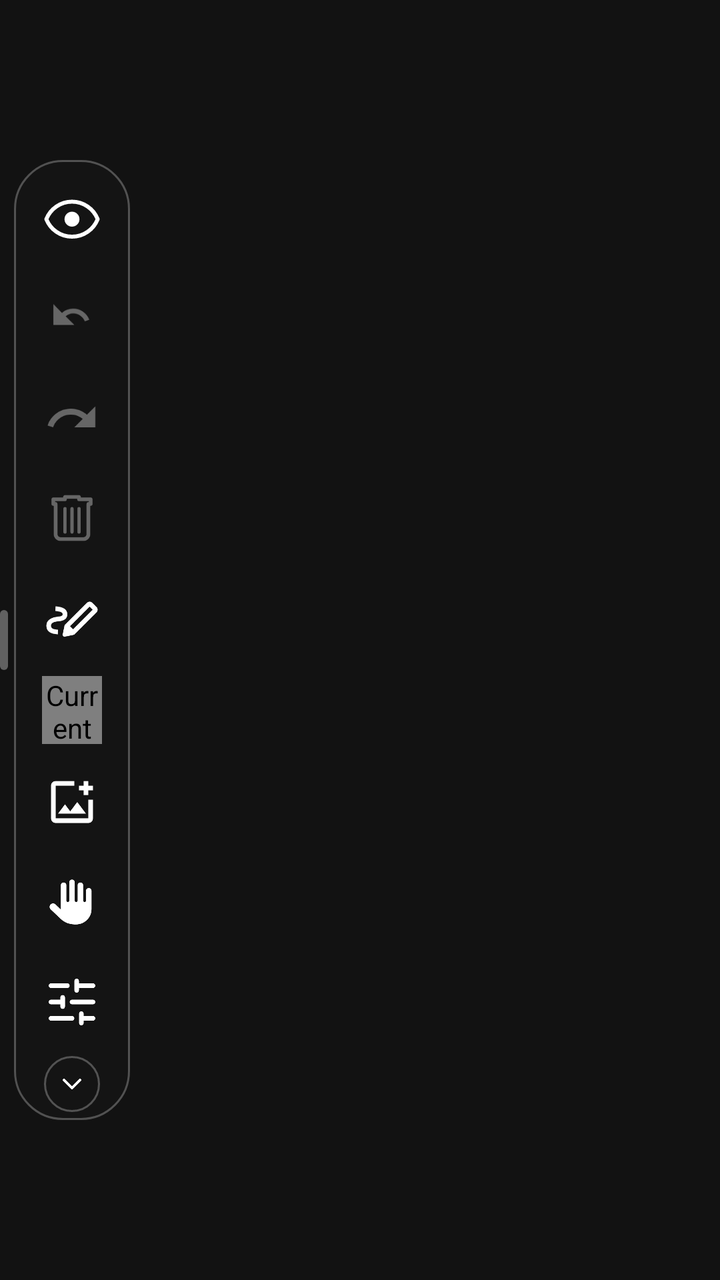
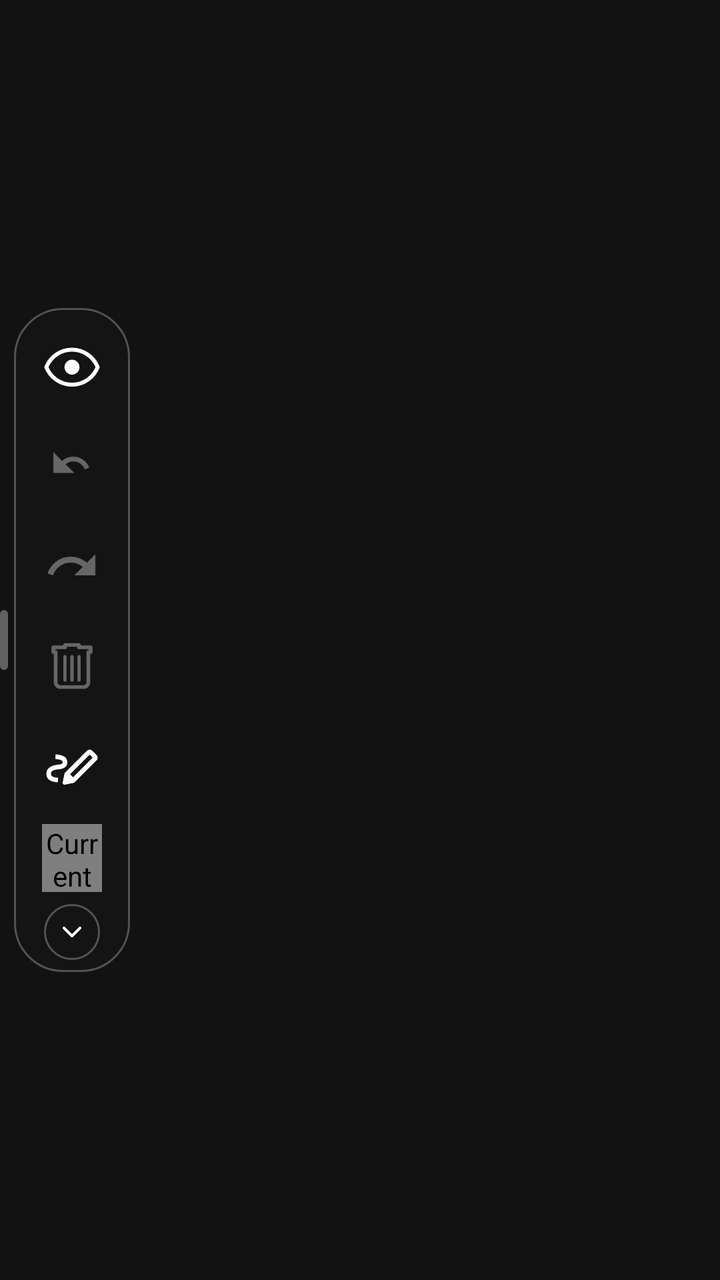

Compare the two renders of this Android layout. The source of the first and the diff that turns it into the second are given below.
<!-- AndroidManifest.xml: application theme Theme.DrawAnywhere -->
<!-- res/layout/overlay_toolbar_vertical.xml -->
<?xml version="1.0" encoding="utf-8"?>
<LinearLayout
    xmlns:android="http://schemas.android.com/apk/res/android"
    android:layout_width="wrap_content"
    android:layout_height="wrap_content"
    android:orientation="horizontal"
    android:gravity="center_vertical">

    <View
        android:layout_width="4dp"
        android:layout_height="30dp"
        android:background="@drawable/bg_grip_handle"
        android:layout_marginEnd="3dp" />

    <LinearLayout
        android:id="@+id/toolbar_content_col"
        android:layout_width="wrap_content"
        android:layout_height="wrap_content"
        android:orientation="vertical"
        android:gravity="center_horizontal"
        android:background="@drawable/bg_toolbar"
        android:paddingStart="4dp"
        android:paddingEnd="4dp"
        android:paddingTop="4dp"
        android:paddingBottom="4dp"
        android:elevation="8dp">

        
        <ImageView
            android:id="@+id/btn_hide"
            android:layout_width="50dp"
            android:layout_height="50dp"
            android:padding="11dp"
            android:src="@drawable/ic_eye"
            android:tint="@color/toolbar_icon_default"
            android:scaleType="fitCenter"
            android:background="@android:color/transparent"
            android:clickable="true"
            android:focusable="true"
            android:contentDescription="@string/cd_btn_hide" />

        <ImageView
            android:id="@+id/btn_undo"
            android:layout_width="50dp"
            android:layout_height="50dp"
            android:padding="11dp"
            android:src="@drawable/ic_undo"
            android:tint="@color/toolbar_icon_default"
            android:scaleType="fitCenter"
            android:background="@android:color/transparent"
            android:clickable="true"
            android:focusable="true"
            android:alpha="0.35"
            android:enabled="false"
            android:contentDescription="@string/cd_btn_undo" />

        
        <ImageView
            android:id="@+id/btn_redo"
            android:layout_width="50dp"
            android:layout_height="50dp"
            android:padding="11dp"
            android:src="@drawable/ic_redo"
            android:tint="@color/toolbar_icon_default"
            android:scaleType="fitCenter"
            android:background="@android:color/transparent"
            android:clickable="true"
            android:focusable="true"
            android:alpha="0.35"
            android:enabled="false"
            android:contentDescription="Redo" />

        <ImageView
            android:id="@+id/btn_clear"
            android:layout_width="50dp"
            android:layout_height="50dp"
            android:padding="11dp"
            android:src="@drawable/ic_trash"
            android:tint="@color/toolbar_icon_default"
            android:scaleType="fitCenter"
            android:background="@android:color/transparent"
            android:clickable="true"
            android:focusable="true"
            android:alpha="0.35"
            android:enabled="false"
            android:contentDescription="@string/cd_btn_clear" />

        <ImageView
            android:id="@+id/btn_tools"
            android:layout_width="50dp"
            android:layout_height="50dp"
            android:padding="11dp"
            android:src="@drawable/ic_pen"
            android:tint="@color/toolbar_icon_default"
            android:scaleType="fitCenter"
            android:background="@android:color/transparent"
            android:clickable="true"
            android:focusable="true"
            android:contentDescription="@string/cd_btn_tools" />

        <com.drawanywhere.app.ColorDropView
            android:id="@+id/view_color_dot"
            android:layout_width="30dp"
            android:layout_height="34dp"
            android:layout_marginTop="4dp"
            android:layout_marginBottom="4dp"
            android:clickable="true"
            android:focusable="true"
            android:contentDescription="@string/cd_color_dot" />

        <View
            android:id="@+id/toolbar_divider"
            android:layout_width="26dp"
            android:layout_height="1dp"
            android:background="@color/toolbar_divider"
            android:layout_marginTop="2dp"
            android:layout_marginBottom="2dp"
            android:visibility="gone" />

        <ScrollView
            android:id="@+id/toolbar_scroll_container"
            android:layout_width="wrap_content"
            android:layout_height="wrap_content"
            android:scrollbars="none"
            android:overScrollMode="never"
            android:requiresFadingEdge="vertical"
            android:fadingEdgeLength="@dimen/toolbar_fading_edge_length">

            <LinearLayout
                android:id="@+id/toolbar_scroll_inner"
                android:layout_width="wrap_content"
                android:layout_height="wrap_content"
                android:orientation="vertical"
                android:gravity="center_horizontal">

                <ImageView
                    android:id="@+id/btn_add_image"
                    android:layout_width="50dp"
                    android:layout_height="50dp"
                    android:padding="11dp"
                    android:src="@drawable/ic_image"
                    android:tint="@color/toolbar_icon_default"
                    android:scaleType="fitCenter"
                    android:background="@android:color/transparent"
                    android:clickable="true"
                    android:focusable="true"
                    android:contentDescription="@string/cd_btn_image" />

                <ImageView
                    android:id="@+id/btn_finger"
                    android:layout_width="50dp"
                    android:layout_height="50dp"
                    android:padding="11dp"
                    android:src="@drawable/ic_finger"
                    android:tint="@color/toolbar_icon_default"
                    android:scaleType="fitCenter"
                    android:background="@android:color/transparent"
                    android:clickable="true"
                    android:focusable="true"
                    android:contentDescription="@string/cd_btn_finger" />

                <ImageView
                    android:id="@+id/btn_settings"
                    android:layout_width="50dp"
                    android:layout_height="50dp"
                    android:padding="11dp"
                    android:src="@drawable/ic_settings"
                    android:tint="@color/toolbar_icon_default"
                    android:scaleType="fitCenter"
                    android:background="@android:color/transparent"
                    android:clickable="true"
                    android:focusable="true"
                    android:contentDescription="@string/cd_btn_settings" />

            </LinearLayout>
        </ScrollView>

        <FrameLayout
            android:id="@+id/btn_collapse_arrow_container"
            android:layout_width="28dp"
            android:layout_height="28dp"
            android:layout_marginTop="2dp"
            android:background="@drawable/bg_collapse_pill">
            <ImageView
                android:id="@+id/btn_collapse_arrow"
                android:layout_width="match_parent"
                android:layout_height="match_parent"
                android:padding="6dp"
                android:src="@drawable/ic_chevron_down"
                android:tint="@color/toolbar_icon_default"
                android:scaleType="fitCenter"
                android:clickable="true"
                android:focusable="true"
                android:contentDescription="@string/cd_btn_collapse" />
        </FrameLayout>

    </LinearLayout>

</LinearLayout>
<!-- resources referenced by this layout -->
<resources>
  <color name="toolbar_divider">#44FFFFFF</color>
  <color name="toolbar_icon_default">#FFFFFFFF</color>
  <dimen name="toolbar_fading_edge_length">18dp</dimen>
  <!-- drawable bg_collapse_pill (drawable) -->
  <?xml version="1.0" encoding="utf-8"?>
  <shape xmlns:android="http://schemas.android.com/apk/res/android"
      android:shape="oval">
      <solid android:color="@color/toolbar_bg" />
      <stroke
          android:width="1dp"
          android:color="@color/toolbar_divider" />
  </shape>
  <!-- drawable bg_grip_handle (drawable) -->
  <?xml version="1.0" encoding="utf-8"?>
  <shape xmlns:android="http://schemas.android.com/apk/res/android"
      android:shape="rectangle">
      <solid android:color="#55FFFFFF" />
      <corners android:radius="3dp" />
  </shape>
  <!-- drawable bg_toolbar (drawable) -->
  <?xml version="1.0" encoding="utf-8"?>
  <shape xmlns:android="http://schemas.android.com/apk/res/android"
      android:shape="rectangle">
  
      <solid android:color="@color/toolbar_bg" />
  
      <corners android:radius="24dp" />
  
      <stroke
          android:width="1dp"
          android:color="@color/toolbar_divider" />
  
  </shape>
  <!-- drawable ic_chevron_down (drawable) -->
  <?xml version="1.0" encoding="utf-8"?>
  <vector xmlns:android="http://schemas.android.com/apk/res/android"
      android:width="24dp" android:height="24dp"
      android:viewportWidth="24" android:viewportHeight="24">
      <path
          android:pathData="M6,9L12,15L18,9"
          android:fillColor="#00000000"
          android:strokeColor="#FFFFFFFF"
          android:strokeWidth="2"
          android:strokeLineCap="round"
          android:strokeLineJoin="round" />
  </vector>
  <!-- drawable ic_redo (drawable) -->
  <vector xmlns:android="http://schemas.android.com/apk/res/android"
      android:width="24dp" android:height="24dp"
      android:viewportWidth="24" android:viewportHeight="24">
    <path android:fillColor="@android:color/white"
        android:pathData="M18.4,10.6C16.55,8.99 14.15,8 11.5,8c-4.65,0 -8.58,3.03 -9.96,7.22L3.9,16c1.05,-3.19 4.05,-5.5 7.6,-5.5 1.95,0 3.73,0.72 5.12,1.88L13,16h9L22,7l-3.6,3.6z"/>
  </vector>
  <!-- drawable ic_undo (drawable) -->
  <?xml version="1.0" encoding="utf-8"?>
  <vector xmlns:android="http://schemas.android.com/apk/res/android"
      android:width="24dp"
      android:height="24dp"
      android:viewportWidth="24"
      android:viewportHeight="24">
  
      <path
          android:pathData="M12.5,8C10.65,8 8.99,8.7 7.7,9.83L4,6V15H13L9.27,11.27C10.16,10.49 11.28,10 12.5,10C14.77,10 16.72,11.44 17.5,13.45L19.41,12.74C18.29,9.87 15.61,8 12.5,8Z"
          android:fillColor="#FFFFFFFF" />
  
  </vector>
  <string name="cd_btn_clear">Clear canvas</string>
  <string name="cd_btn_collapse">Collapse or expand toolbar</string>
  <string name="cd_btn_finger">Toggle touch pass-through</string>
  <string name="cd_btn_hide">Hide or show canvas</string>
  <string name="cd_btn_image">Add image from gallery</string>
  <string name="cd_btn_settings">Open settings</string>
  <string name="cd_btn_tools">Select drawing tool</string>
  <string name="cd_btn_undo">Undo last stroke</string>
  <string name="cd_color_dot">Current drawing color</string>
  <color name="toolbar_bg">#E8141414</color>
  <color name="colorPrimary">#FFB73A3A</color>
  <color name="colorPrimaryVariant">#FF8B0000</color>
  <color name="colorOnPrimary">#FFFFFFFF</color>
  <color name="colorSecondary">#FF444444</color>
  <color name="colorOnSecondary">#FFFFFFFF</color>
  <color name="colorError">#FFCF6679</color>
  <color name="colorOnError">#FF000000</color>
  <color name="colorSurface">#FF1C1C1C</color>
  <color name="colorOnSurface">#FFFFFFFF</color>
  <color name="colorBackground">#FF121212</color>
  <!-- unchanged entries left out for length: 7 -->
</resources>

<!-- the commit's change to res/layout/overlay_toolbar_vertical.xml (unified diff, before → after) -->
@@ -25,7 +25,6 @@
         android:paddingBottom="4dp"
         android:elevation="8dp">
 
-        
         <ImageView
             android:id="@+id/btn_hide"
             android:layout_width="50dp"
@@ -54,7 +53,6 @@
             android:enabled="false"
             android:contentDescription="@string/cd_btn_undo" />
 
-        
         <ImageView
             android:id="@+id/btn_redo"
             android:layout_width="50dp"
@@ -108,78 +106,13 @@
             android:focusable="true"
             android:contentDescription="@string/cd_color_dot" />
 
-        <View
-            android:id="@+id/toolbar_divider"
-            android:layout_width="26dp"
-            android:layout_height="1dp"
-            android:background="@color/toolbar_divider"
-            android:layout_marginTop="2dp"
-            android:layout_marginBottom="2dp"
-            android:visibility="gone" />
-
-        <ScrollView
-            android:id="@+id/toolbar_scroll_container"
-            android:layout_width="wrap_content"
-            android:layout_height="wrap_content"
-            android:scrollbars="none"
-            android:overScrollMode="never"
-            android:requiresFadingEdge="vertical"
-            android:fadingEdgeLength="@dimen/toolbar_fading_edge_length">
-
-            <LinearLayout
-                android:id="@+id/toolbar_scroll_inner"
-                android:layout_width="wrap_content"
-                android:layout_height="wrap_content"
-                android:orientation="vertical"
-                android:gravity="center_horizontal">
-
-                <ImageView
-                    android:id="@+id/btn_add_image"
-                    android:layout_width="50dp"
-                    android:layout_height="50dp"
-                    android:padding="11dp"
-                    android:src="@drawable/ic_image"
-                    android:tint="@color/toolbar_icon_default"
-                    android:scaleType="fitCenter"
-                    android:background="@android:color/transparent"
-                    android:clickable="true"
-                    android:focusable="true"
-                    android:contentDescription="@string/cd_btn_image" />
-
-                <ImageView
-                    android:id="@+id/btn_finger"
-                    android:layout_width="50dp"
-                    android:layout_height="50dp"
-                    android:padding="11dp"
-                    android:src="@drawable/ic_finger"
-                    android:tint="@color/toolbar_icon_default"
-                    android:scaleType="fitCenter"
-                    android:background="@android:color/transparent"
-                    android:clickable="true"
-                    android:focusable="true"
-                    android:contentDescription="@string/cd_btn_finger" />
-
-                <ImageView
-                    android:id="@+id/btn_settings"
-                    android:layout_width="50dp"
-                    android:layout_height="50dp"
-                    android:padding="11dp"
-                    android:src="@drawable/ic_settings"
-                    android:tint="@color/toolbar_icon_default"
-                    android:scaleType="fitCenter"
-                    android:background="@android:color/transparent"
-                    android:clickable="true"
-                    android:focusable="true"
-                    android:contentDescription="@string/cd_btn_settings" />
-
-            </LinearLayout>
-        </ScrollView>
-
+        
         <FrameLayout
             android:id="@+id/btn_collapse_arrow_container"
             android:layout_width="28dp"
             android:layout_height="28dp"
             android:layout_marginTop="2dp"
+            android:layout_marginBottom="2dp"
             android:background="@drawable/bg_collapse_pill">
             <ImageView
                 android:id="@+id/btn_collapse_arrow"
@@ -194,6 +127,74 @@
                 android:contentDescription="@string/cd_btn_collapse" />
         </FrameLayout>
 
+        <View
+            android:id="@+id/toolbar_divider"
+            android:layout_width="26dp"
+            android:layout_height="1dp"
+            android:background="@color/toolbar_divider"
+            android:layout_marginTop="2dp"
+            android:layout_marginBottom="2dp"
+            android:visibility="gone" />
+
+        <ScrollView
+            android:id="@+id/toolbar_scroll_container"
+            android:layout_width="wrap_content"
+            android:layout_height="wrap_content"
+            android:scrollbars="none"
+            android:overScrollMode="never"
+            android:requiresFadingEdge="vertical"
+            android:fadingEdgeLength="@dimen/toolbar_fading_edge_length"
+            android:visibility="gone">
+
+            <LinearLayout
+                android:id="@+id/toolbar_scroll_inner"
+                android:layout_width="wrap_content"
+                android:layout_height="wrap_content"
+                android:orientation="vertical"
+                android:gravity="center_horizontal">
+
+                <ImageView
+                    android:id="@+id/btn_add_image"
+                    android:layout_width="50dp"
+                    android:layout_height="50dp"
+                    android:padding="11dp"
+                    android:src="@drawable/ic_image"
+                    android:tint="@color/toolbar_icon_default"
+                    android:scaleType="fitCenter"
+                    android:background="@android:color/transparent"
+                    android:clickable="true"
+                    android:focusable="true"
+                    android:contentDescription="@string/cd_btn_image" />
+
+                <ImageView
+                    android:id="@+id/btn_finger"
+                    android:layout_width="50dp"
+                    android:layout_height="50dp"
+                    android:padding="11dp"
+                    android:src="@drawable/ic_finger"
+                    android:tint="@color/toolbar_icon_default"
+                    android:scaleType="fitCenter"
+                    android:background="@android:color/transparent"
+                    android:clickable="true"
+                    android:focusable="true"
+                    android:contentDescription="@string/cd_btn_finger" />
+
+                <ImageView
+                    android:id="@+id/btn_settings"
+                    android:layout_width="50dp"
+                    android:layout_height="50dp"
+                    android:padding="11dp"
+                    android:src="@drawable/ic_settings"
+                    android:tint="@color/toolbar_icon_default"
+                    android:scaleType="fitCenter"
+                    android:background="@android:color/transparent"
+                    android:clickable="true"
+                    android:focusable="true"
+                    android:contentDescription="@string/cd_btn_settings" />
+
+            </LinearLayout>
+        </ScrollView>
+
     </LinearLayout>
 
 </LinearLayout>
